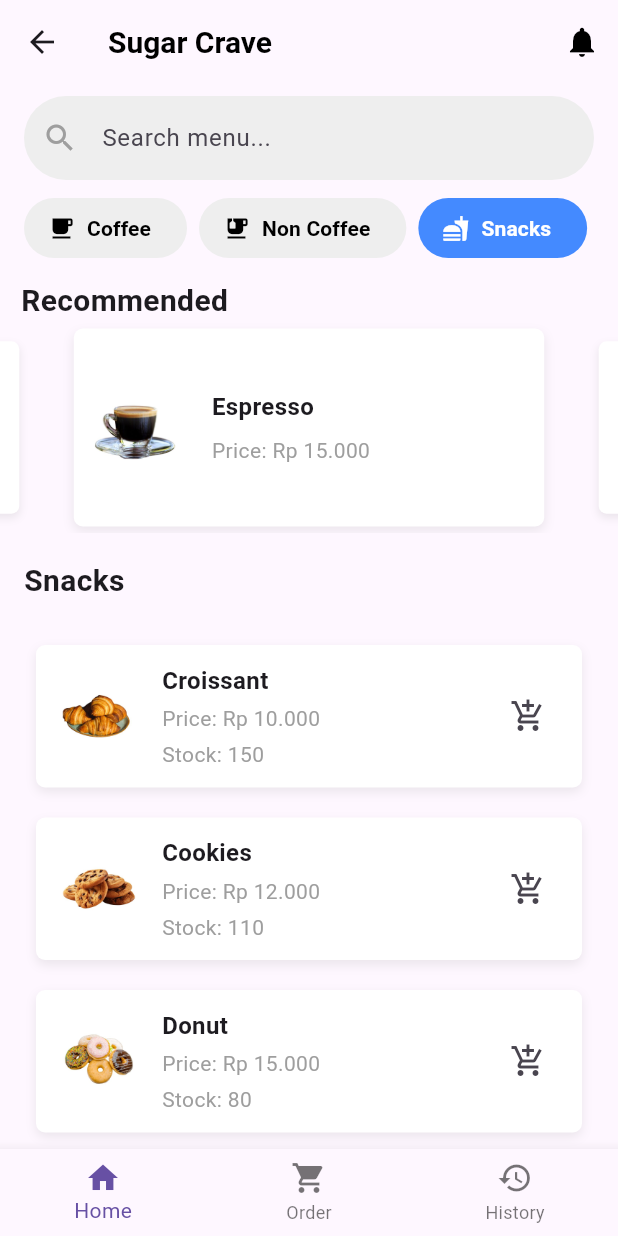
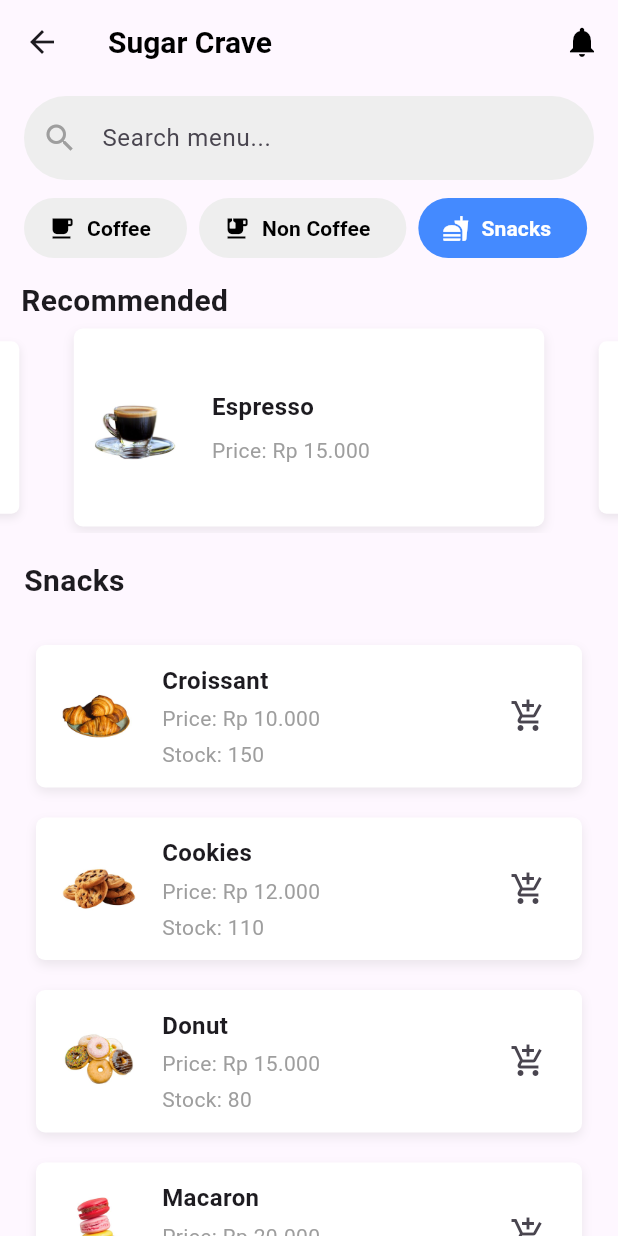
Before and after one commit to nuraini604/pos_app_jm, a Flutter app: the HomePage screen opened directly, after a tap on "Non Coffee", after a tap on "Snacks", on a phone screen of 412 x 824 dp. Run offline on Flutter 3.47's test engine with Material 3 defaults, Android fonts, the phone set to English and light mode, and no system bars; drawn by our look-alikes of carousel_slider; our stand-ins replace sqflite; accounts and stored records are empty.

Commit message:
second commit

```diff
--- a/lib/pages/home_page.dart
+++ b/lib/pages/home_page.dart
@@ -12,7 +12,6 @@ class HomePage extends StatefulWidget {
 
 class _HomePageState extends State<HomePage> {
   int _selectedCategoryIndex = 0;
-  int _currentIndex = 0; // Menambahkan variabel untuk index Bottom Navigation
 
   final List<Map<String, dynamic>> _categories = [
     {'icon': Icons.local_cafe, 'text': 'Coffee'},
@@ -249,7 +248,8 @@ class _HomePageState extends State<HomePage> {
   Widget build(BuildContext context) {
     final filteredProducts = _allProducts.where((product) =>
     product['category'] == _categories[_selectedCategoryIndex]['text']).toList();
-    final bestSellers = _allProducts.where((product) => product['stock'] <= 30).toList();
+    final bestSellers =
+    _allProducts.where((product) => product['stock'] <= 30).toList();
 
     return Scaffold(
       appBar: AppBar(
@@ -275,7 +275,8 @@ class _HomePageState extends State<HomePage> {
         child: Column(
           children: [
             Padding(
-              padding: const EdgeInsets.symmetric(horizontal: 16.0, vertical: 8.0),
+              padding:
+              const EdgeInsets.symmetric(horizontal: 16.0, vertical: 8.0),
               child: TextField(
                 decoration: InputDecoration(
                   filled: true,
@@ -346,7 +347,8 @@ class _HomePageState extends State<HomePage> {
                 crossAxisAlignment: CrossAxisAlignment.start,
                 children: [
                   Padding(
-                    padding: const EdgeInsets.symmetric(horizontal: 16.0, vertical: 8.0),
+                    padding: const EdgeInsets.symmetric(
+                        horizontal: 16.0, vertical: 8.0),
                     child: Text(
                       _categories[_selectedCategoryIndex]['text'],
                       style: const TextStyle(
@@ -375,28 +377,6 @@ class _HomePageState extends State<HomePage> {
             ),
           ],
         ),
-      ),
-      bottomNavigationBar: BottomNavigationBar(
-        currentIndex: _currentIndex,
-        onTap: (index) {
-          setState(() {
-            _currentIndex = index;
-          });
-        },
-        items: const [
-          BottomNavigationBarItem(
-            icon: Icon(Icons.home),
-            label: 'Home',
-          ),
-          BottomNavigationBarItem(
-            icon: Icon(Icons.shopping_cart),
-            label: 'Order',
-          ),
-          BottomNavigationBarItem(
-            icon: Icon(Icons.history),
-            label: 'History',
-          ),
-        ],
       ),
     );
   }
@@ -438,7 +418,7 @@ class _HomePageState extends State<HomePage> {
     return Container(
       margin: const EdgeInsets.symmetric(horizontal: 8.0, vertical: 4.0),
       decoration: BoxDecoration(
-        color: Colors.white, // Sesuaikan warna dengan box recommended
+        color: Colors.white,
         borderRadius: BorderRadius.circular(6),
         boxShadow: [
           BoxShadow(
--- a/lib/pages/order_page.dart
+++ b/lib/pages/order_page.dart
@@ -1,5 +1,4 @@
 import 'package:flutter/material.dart';
-import '../widgets/bottom_navigation.dart';
 
 class OrderPage extends StatelessWidget {
   const OrderPage({super.key});
@@ -35,16 +34,6 @@ class OrderPage extends StatelessWidget {
           ),
         ),
       ),
-      bottomNavigationBar: BottomNavigation(
-        currentIndex: 1, // Tab Order aktif
-        onTap: (index) {
-          if (index == 0) {
-            Navigator.pushReplacementNamed(context, '/');
-          } else if (index == 2) {
-            Navigator.pushReplacementNamed(context, '/history');
-          }
-        },
-      ),
     );
   }
 }
```
Also changed, not shown: lib/main.dart (+51 -3 lines), lib/pages/history_page.dart (+0 -11 lines).
